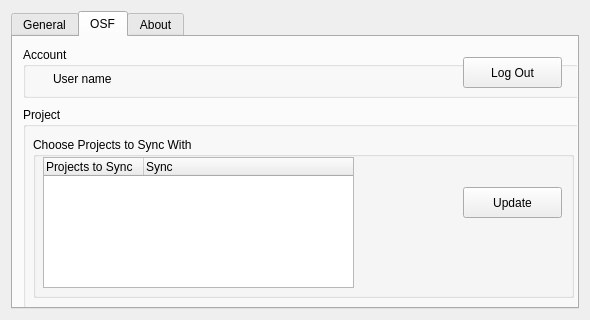
First picture: the form in osfoffline/views/rsc/gui/preferences_gui/preferences.ui, repository CenterForOpenScience/osf-sync, before the edit.
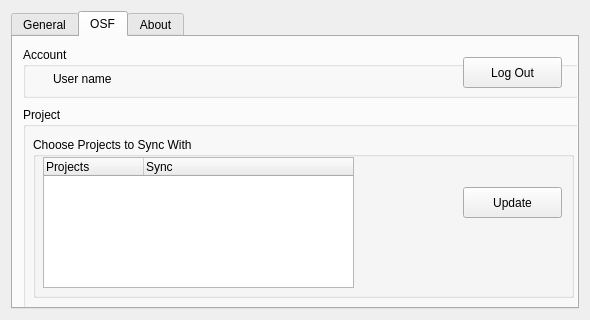
Second picture: the form after the edit.

The edit to the form file:
```diff
--- a/osfoffline/views/rsc/gui/preferences_gui/preferences.ui
+++ b/osfoffline/views/rsc/gui/preferences_gui/preferences.ui
@@ -221,7 +221,7 @@
            </property>
            <column>
             <property name="text">
-             <string>Projects to Sync</string>
+             <string>Projects</string>
             </property>
            </column>
            <column>
```
Left out of the diff: 2 changed lines with no effect on the pictures.
